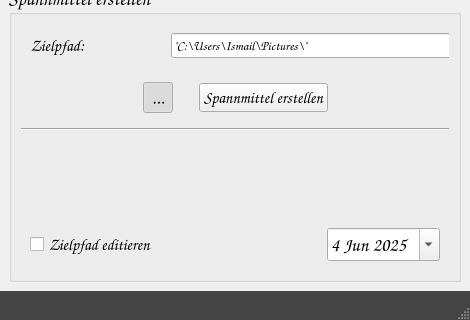
Qt form UI/frm_main_window.ui (dampfwolke/blankmaker) before a commit; both pictures show x 0 to 470 and y 280 to 600 of the 470 by 600 pixel window.
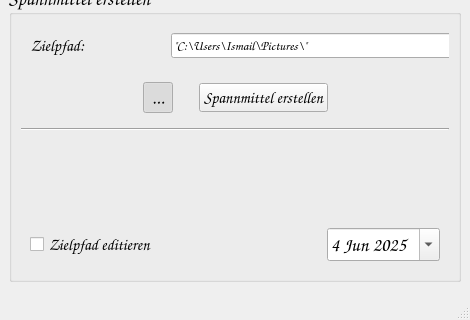
The same form after that commit.

```diff
--- a/UI/frm_main_window.ui
+++ b/UI/frm_main_window.ui
@@ -943,7 +943,6 @@
    </property>
    <property name="styleSheet">
     <string notr="true">QStatusBar {
-    background-color: #444;   /* dunkles Grau */
     color: green;             /* Textfarbe */
     font-weight: bold;
 }</string>
```
